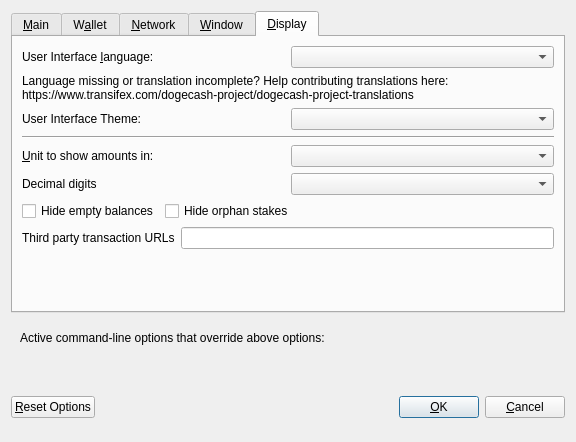
Above: src/qt/forms/optionsdialog.ui from dogecash/dogecash-old before the change. Below: the same form after it.
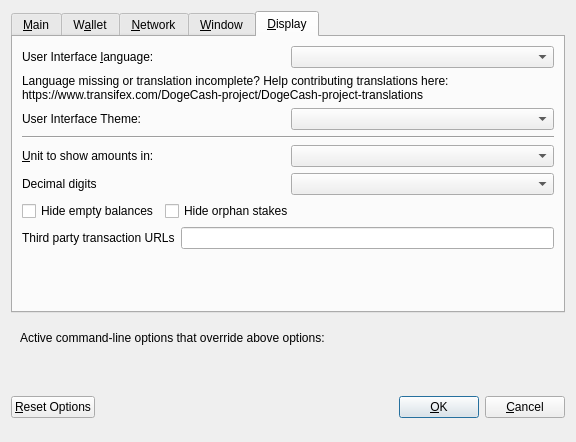
That is the form after the change. Custom widgets are drawn as their Qt base class.

Commit message: dogecash to DogeCash

The edit to the form file:
```diff
--- a/src/qt/forms/optionsdialog.ui
+++ b/src/qt/forms/optionsdialog.ui
@@ -524,7 +524,7 @@
          </property>
          <property name="text">
           <string>Language missing or translation incomplete? Help contributing translations here:
-https://www.transifex.com/dogecash-project/dogecash-project-translations</string>
+https://www.transifex.com/DogeCash-project/DogeCash-project-translations</string>
          </property>
          <property name="wordWrap">
           <bool>true</bool>
```
Left out of the diff: 10 changed lines with no effect on the pictures. The commit also changes 527 other files.
